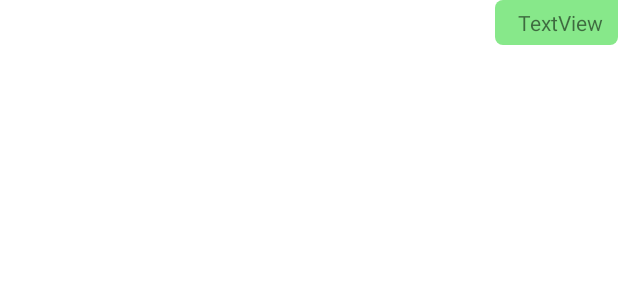
After one commit to rishav0511/MSClone, an Android app: the layout item_sent.xml on its own in the app's theme, with its tools: preview values and no code run, on a phone screen of 412 x 824 dp. The commit adds this screen. Shown: the top 300 px of the screen. Run offline under Robolectric (Android 15) with nearby library versions, the phone set to English and light mode, and no system bars.

Commit message:
adapter for messages, send-recieve layout

```diff
--- a/app/src/main/java/com/example/msclone/ChatFragment.java
+++ b/app/src/main/java/com/example/msclone/ChatFragment.java
@@ -8,6 +8,8 @@ import android.view.ViewGroup;
 import androidx.annotation.NonNull;
 import androidx.fragment.app.Fragment;
 
+import com.example.msclone.Adapters.UsersAdapter;
+import com.example.msclone.Models.User;
 import com.example.msclone.databinding.FragmentChatBinding;
 import com.google.firebase.database.DataSnapshot;
 import com.google.firebase.database.DatabaseError;
--- a/app/src/main/java/com/example/msclone/User.java
+++ b/app/src/main/java/com/example/msclone/Models/User.java
@@ -1,4 +1,4 @@
-package com.example.msclone;
+package com.example.msclone.Models;
 
 public class User {
     private String name,email,password,uid,profileImage;
--- a/app/src/main/java/com/example/msclone/Profilepic.java
+++ b/app/src/main/java/com/example/msclone/Profilepic.java
@@ -11,6 +11,7 @@ import android.os.Bundle;
 import android.view.View;
 
 
+import com.example.msclone.Models.User;
 import com.example.msclone.databinding.ActivityProfilepicBinding;
 import com.google.android.gms.tasks.OnCompleteListener;
 import com.google.android.gms.tasks.OnSuccessListener;
--- a/app/src/main/java/com/example/msclone/Signup.java
+++ b/app/src/main/java/com/example/msclone/Signup.java
@@ -10,6 +10,7 @@ import android.widget.Button;
 import android.widget.EditText;
 import android.widget.Toast;
 
+import com.example.msclone.Models.User;
 import com.google.android.gms.tasks.OnCompleteListener;
 import com.google.android.gms.tasks.OnSuccessListener;
 import com.google.android.gms.tasks.Task;
--- /dev/null
+++ b/app/src/main/res/drawable/sent_drawable.xml
@@ -0,0 +1,7 @@
+<?xml version="1.0" encoding="utf-8"?>
+<shape xmlns:android="http://schemas.android.com/apk/res/android">
+    <solid android:color="#87E88A"/>
+    <corners android:bottomRightRadius="5dp"
+        android:topLeftRadius="5dp"
+        android:bottomLeftRadius="5dp"/>
+</shape>
--- a/app/src/main/res/layout/activity_chat.xml
+++ b/app/src/main/res/layout/activity_chat.xml
@@ -69,6 +69,7 @@
         app:srcCompat="@drawable/send_chat" />
 
     <androidx.recyclerview.widget.RecyclerView
+        android:id="@+id/recyclerView"
         android:layout_width="0dp"
         android:layout_height="0dp"
         app:layout_constraintBottom_toTopOf="@+id/cardView"
--- /dev/null
+++ b/app/src/main/res/layout/item_sent.xml
@@ -0,0 +1,32 @@
+<?xml version="1.0" encoding="utf-8"?>
+<androidx.constraintlayout.widget.ConstraintLayout xmlns:android="http://schemas.android.com/apk/res/android"
+    xmlns:app="http://schemas.android.com/apk/res-auto"
+    xmlns:tools="http://schemas.android.com/tools"
+    android:layout_width="match_parent"
+    android:layout_height="match_parent">
+
+    <TextView
+        android:id="@+id/message"
+        android:layout_width="wrap_content"
+        android:layout_height="wrap_content"
+        android:background="@drawable/sent_drawable"
+        android:paddingLeft="15dp"
+        android:paddingTop="5dp"
+        android:paddingRight="10dp"
+        android:paddingBottom="5dp"
+        android:text="TextView"
+        android:textSize="14sp"
+        app:layout_constraintEnd_toEndOf="parent"
+        app:layout_constraintTop_toTopOf="parent" />
+
+    <ImageView
+        android:id="@+id/feeling"
+        android:layout_width="16dp"
+        android:layout_height="16dp"
+        android:visibility="invisible"
+        app:layout_constraintBottom_toBottomOf="@+id/message"
+        app:layout_constraintEnd_toStartOf="@+id/message"
+        app:layout_constraintStart_toStartOf="@+id/message"
+        app:layout_constraintTop_toTopOf="@+id/message"
+        app:srcCompat="@drawable/ic_fb_love" />
+</androidx.constraintlayout.widget.ConstraintLayout>
```
Also changed, not shown: app/src/main/java/com/example/msclone/Adapters/MessagesAdapter.java (added, +86 -0 lines), app/src/main/java/com/example/msclone/Adapters/UsersAdapter.java (renamed from app/src/main/java/com/example/msclone/UsersAdapter.java, +5 -2 lines), app/src/main/java/com/example/msclone/ChatActivity.java (+9 -1 lines), app/src/main/java/com/example/msclone/Models/Message.java (added, +56 -0 lines), app/src/main/res/drawable/recieve_drawable.xml (added, +7 -0 lines), app/src/main/res/layout/item_recieved.xml (added, +35 -0 lines), app/src/main/res/drawable/ic_fb_angry.png (added), app/src/main/res/drawable/ic_fb_laugh.png (added), app/src/main/res/drawable/ic_fb_like.png (added), app/src/main/res/drawable/ic_fb_love.png (added), app/src/main/res/drawable/ic_fb_sad.png (added), app/src/main/res/drawable/ic_fb_wow.png (added).
